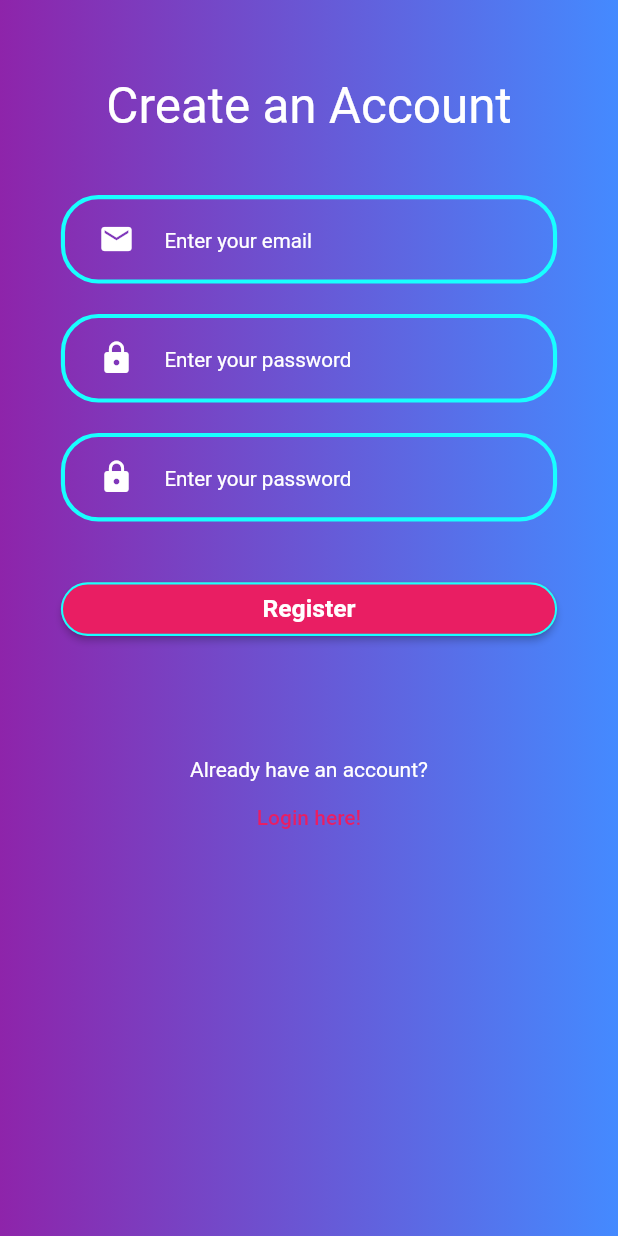
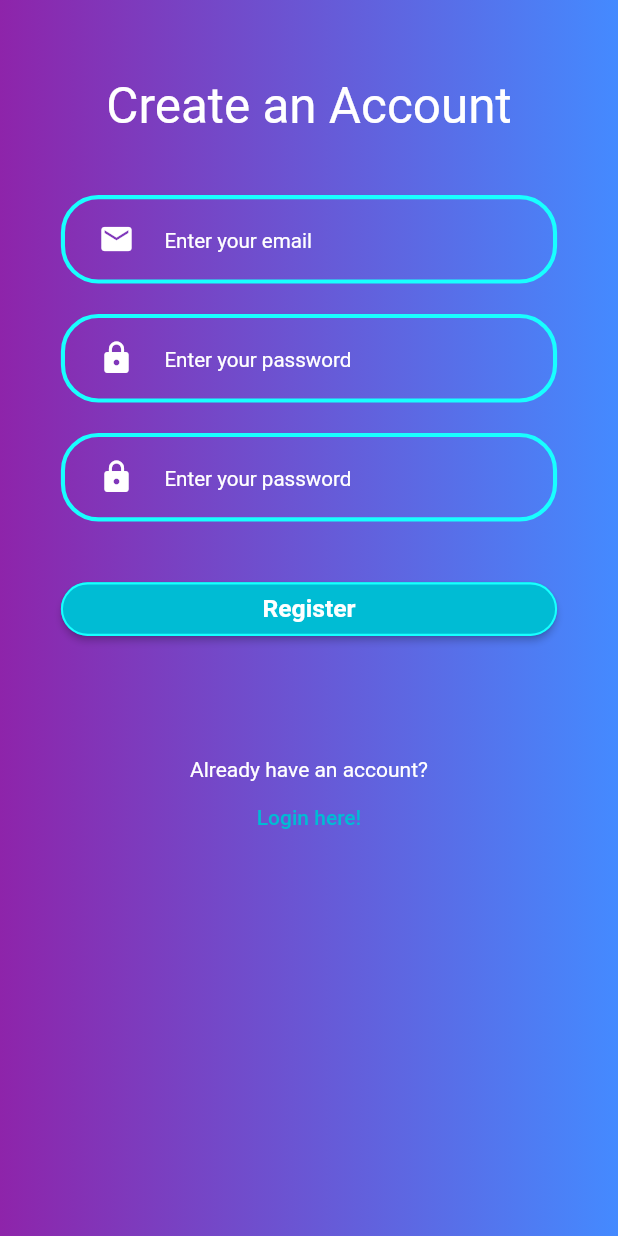
Before and after one commit to Super-Mean-Biker-Gang/bikeapp, a Flutter app: the CreateAccountScreen screen opened by its route, on a phone screen of 412 x 824 dp. Run offline on Flutter 3.47's test engine with Material 2 defaults, Android fonts, the phone set to English and light mode, and no system bars; our stand-ins replace cloud_firestore, dio, email_validator, firebase_auth, firebase_core, firebase_storage and 6 more; missing offline and left inert: flutter_config, geocoder; accounts and stored records are empty.

Commit message:
changed button and hyperlink text colors

```diff
--- a/lib/widgets/create_account_form.dart
+++ b/lib/widgets/create_account_form.dart
@@ -57,7 +57,7 @@ class _CreateAccountFormState extends State<CreateAccountForm> {
                 textAlign: TextAlign.left,
                 style: TextStyle(color: Colors.white)),
             TextButton(
-              child: Text("Login here!", style: TextStyle(color: Colors.pink)),
+              child: Text("Login here!", style: TextStyle(color: Colors.cyan)),
               onPressed: () {
                 Navigator.pop(context);
               },
@@ -131,7 +131,7 @@ class _CreateAccountFormState extends State<CreateAccountForm> {
     return CoolButton(
       title: 'Register',
       textColor: Colors.white,
-      filledColor: Colors.pink,
+      filledColor: Colors.cyan,
       onPressed: () {
         if (_registerFormKey.currentState.validate()) {
           if (passwordController.text == confirmPasswordController.text) {
```
